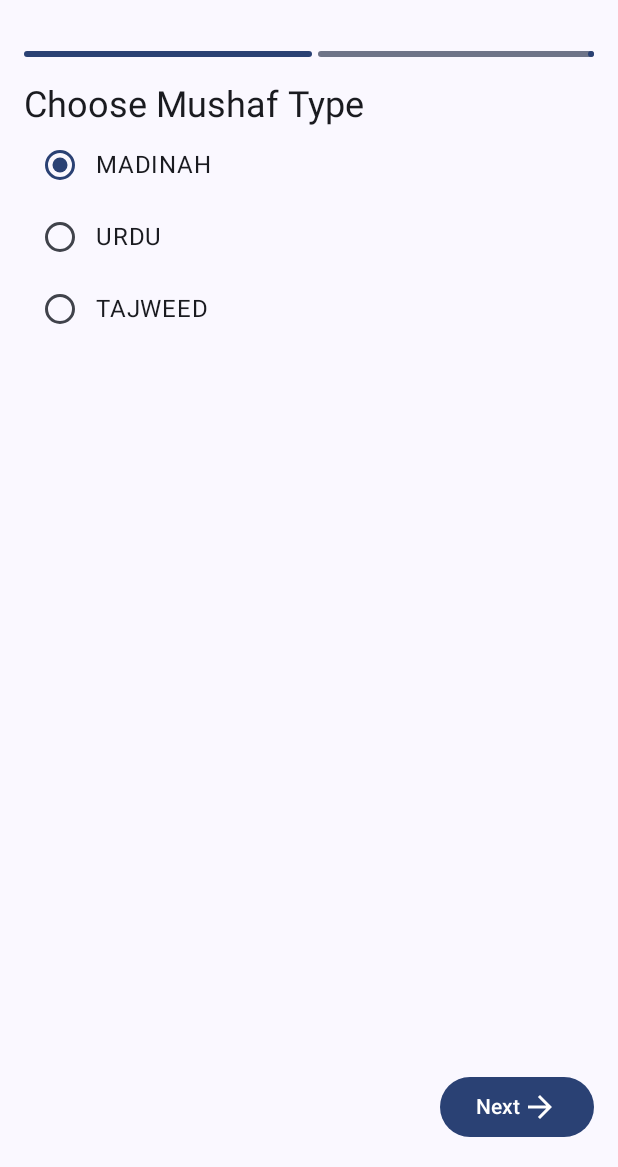
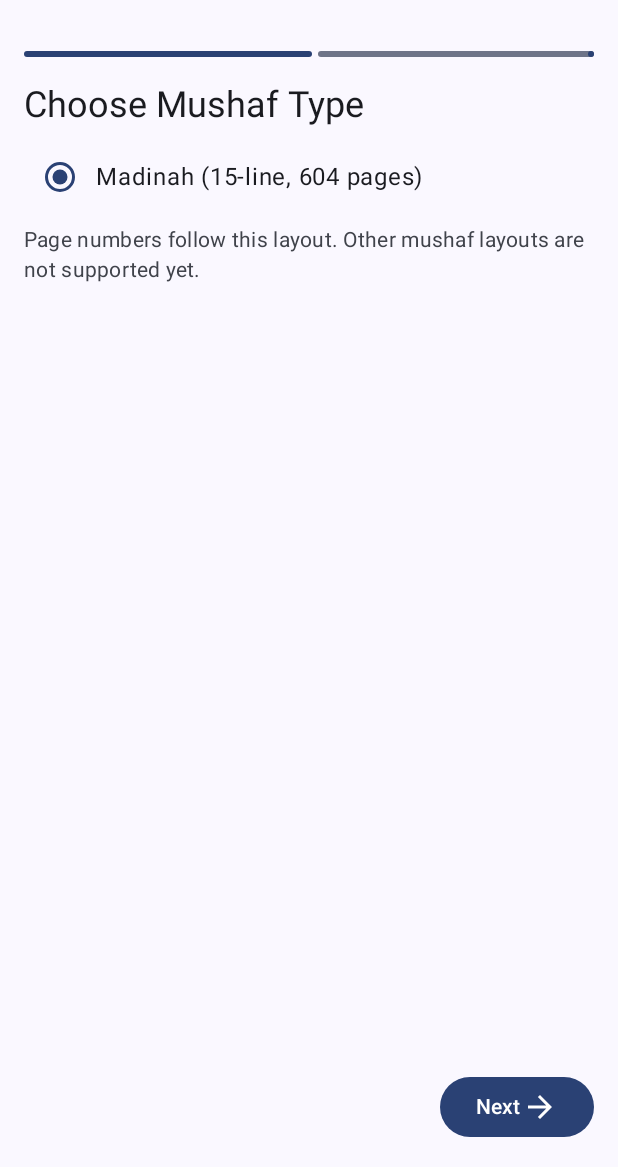
Before and after one commit to salmanfs815/HifzCompanion, an Android app built with Jetpack Compose: the screen it shows after launch (MainActivity), after a tap on "Skip for now", on a phone screen of 412 x 824 dp, the part 69-1236 px from its top. Run offline under Robolectric (Android 15) with nearby library versions, the phone set to English and light mode, and no system bars; our stand-ins replace Dagger/Hilt's generated code, Navigation 3, Room's generated code; libraries missing offline, so code that uses them is left out: com.google.api.client, com.google.api.services, com.google.crypto.tink; 5 statements that could not run were skipped; 2 other taps on this screen came first.

Commit message:
Limit mushaf selection to Madinah Mushaf

```diff
--- a/app/src/main/java/ca/salmanfs/hifzcompanion/ui/onboarding/OnboardingScreen.kt
+++ b/app/src/main/java/ca/salmanfs/hifzcompanion/ui/onboarding/OnboardingScreen.kt
@@ -185,14 +185,19 @@ fun GoogleSignInStep(
 
 @Composable
 fun ChooseMushafStep(selected: MushafType, onSelect: (MushafType) -> Unit) {
-    Column {
+    Column(verticalArrangement = Arrangement.spacedBy(8.dp)) {
         Text("Choose Mushaf Type", style = MaterialTheme.typography.headlineSmall)
-        MushafType.entries.forEach { type ->
+        MushafType.supported.forEach { type ->
             Row(verticalAlignment = Alignment.CenterVertically) {
                 RadioButton(selected = selected == type, onClick = { onSelect(type) })
-                Text(type.name)
+                Text(type.label)
             }
         }
+        Text(
+            "Page numbers follow this layout. Other mushaf layouts are not supported yet.",
+            style = MaterialTheme.typography.bodyMedium,
+            color = MaterialTheme.colorScheme.onSurfaceVariant
+        )
     }
 }
 
--- a/core-domain/src/main/kotlin/com/hifzcompanion/core/domain/models/UserSettings.kt
+++ b/core-domain/src/main/kotlin/com/hifzcompanion/core/domain/models/UserSettings.kt
@@ -28,11 +28,20 @@ data class UserSettings(
     val sessionSortOrder: SessionSortOrder = SessionSortOrder.PRIORITY
 )
 
+/**
+ * Page layouts. Only [MADINAH] has page data ([com.hifzcompanion.core.domain.quran.QuranMetadata]);
+ * [URDU] and [TAJWEED] remain so settings and backups saved by earlier versions still load.
+ */
 @Serializable
-enum class MushafType {
-    MADINAH,
-    URDU,
-    TAJWEED
+enum class MushafType(val label: String) {
+    MADINAH("Madinah (15-line, 604 pages)"),
+    URDU("Indopak"),
+    TAJWEED("Tajweed");
+
+    companion object {
+        /** Layouts the app has page data for, offered during onboarding. */
+        val supported: List<MushafType> = listOf(MADINAH)
+    }
 }
 
 @Serializable
```
Also changed, not shown: 1 other file.
